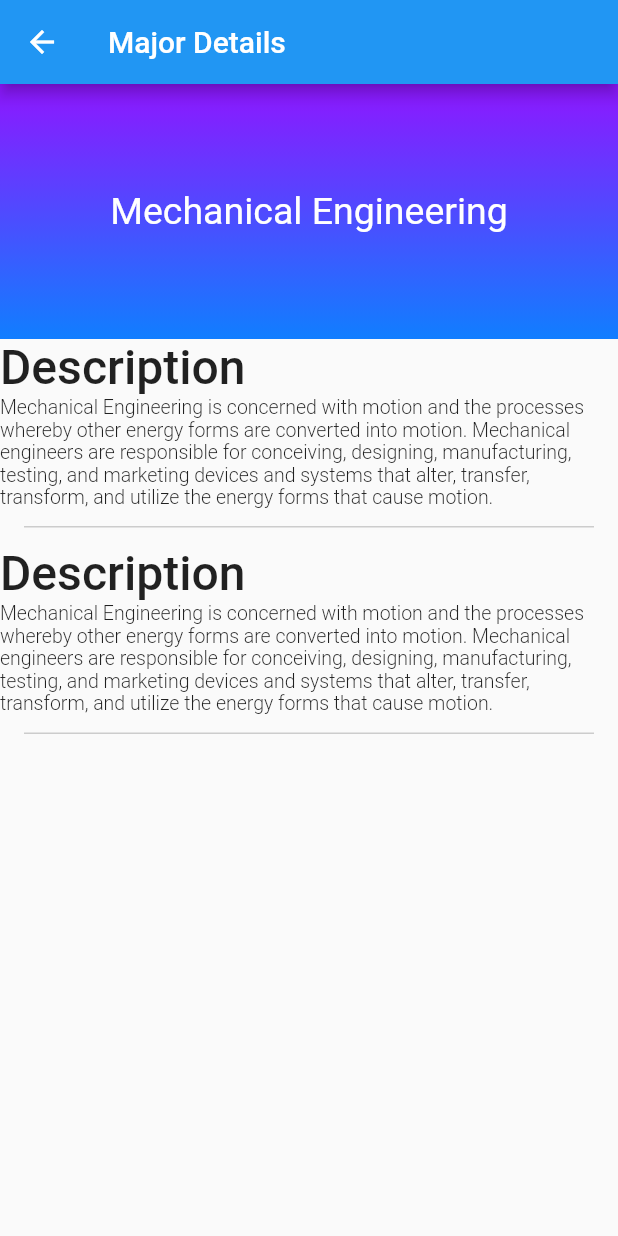
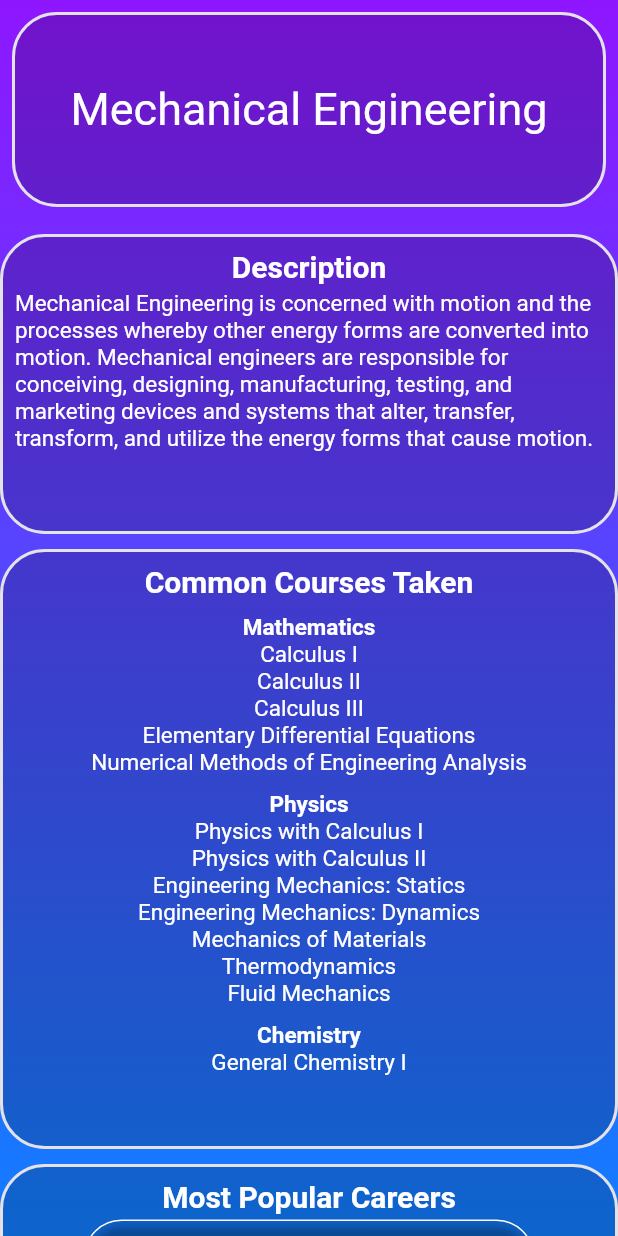
Before and after one commit to snvellozzi/cen3031_project, a Flutter app: the Results screen opened directly, after a tap on an icon or button, on a phone screen of 412 x 824 dp. Run offline on Flutter 3.47's test engine with Material 2 defaults, Android fonts, the phone set to English and light mode, and no system bars; drawn by our look-alikes of auto_size_text; our stand-ins replace get, google_fonts.

Commit message:
UI changes of score page and detailed major results page

```diff
--- /dev/null
+++ b/lib/screens/MajorResults.dart
@@ -0,0 +1,399 @@
+import 'package:flutter/material.dart';
+import 'package:get/get.dart';
+import 'package:auto_size_text/auto_size_text.dart';
+
+
+
+class MajorResults extends StatefulWidget {
+  @override
+  _MajorResultsState createState() => _MajorResultsState();
+
+}
+
+class _MajorResultsState extends State<MajorResults> {
+  @override
+  Widget build(BuildContext context) {
+
+    return Container(
+      decoration: BoxDecoration(
+          gradient: LinearGradient(
+              begin: Alignment.topCenter,
+              end: Alignment.bottomCenter,
+              colors: [
+                Color.fromRGBO(143, 22, 255, 1),
+                Color.fromRGBO(16,126,255,1),
+
+              ]
+          )
+      ),
+      child: Scaffold(
+        resizeToAvoidBottomInset: false,
+        backgroundColor: Colors.transparent,
+
+        // We use [Builder] here to use a [context] that is a descendant of [Scaffold]
+        //or else [Scaffold.of] will return null
+        body: Builder(
+          builder: (BuildContext context) => Container(
+           child: SingleChildScrollView(
+
+            child: Column(
+              mainAxisAlignment: MainAxisAlignment.center,
+              children: <Widget>[
+                 Padding(
+                  padding: const EdgeInsets.all(8.0),
+                  child: Container(
+                  width: 460,
+                    decoration: BoxDecoration(
+
+                        color: Color.fromRGBO(0, 0, 0, 0.2),
+                        border: Border.all(color: Color.fromARGB(255, 228, 225, 231), width: 2),
+                        borderRadius: BorderRadius.circular(30)),
+                        height: 130,
+                        child: Center(
+                            child: Padding(
+                              padding: const EdgeInsets.all(8.0),
+
+                              child: AutoSizeText(
+                                  "Mechanical Engineering",
+                                style: TextStyle(color: Colors.white, fontSize: 30),
+                              ),
+                            )),
+                  ),
+                ),
+
+
+              Column(
+                    crossAxisAlignment: CrossAxisAlignment.center,
+
+                    children: <Widget>[
+
+                      SizedBox(
+                        height: 10,
+                      ),
+
+                      Container(
+                        width: 460.0,
+                        decoration: BoxDecoration(
+
+                            color: Color.fromRGBO(0, 0, 0, 0.2),
+                            border: Border.all(color: Color.fromARGB(255, 228, 225, 231), width: 2),
+                            borderRadius: BorderRadius.circular(30)),
+                            height: 200,
+                            child: Center(
+                              child: Padding(
+                                padding: const EdgeInsets.all(8.0),
+
+                                child: Column(
+                                  crossAxisAlignment: CrossAxisAlignment.center,
+                                  mainAxisAlignment: MainAxisAlignment.start,
+                                  children: <Widget>[
+                                    AutoSizeText("Description",
+                                      style: TextStyle(color: Colors.white, fontSize: 20, fontWeight: FontWeight.bold),
+                                    ),
+                                    SizedBox(
+                                      height: 4,
+                                    ),
+                                    AutoSizeText("Mechanical Engineering is concerned with motion and the processes whereby other energy forms are converted into motion. Mechanical engineers are responsible for conceiving, designing, manufacturing, testing, and marketing devices and systems that alter, transfer, transform, and utilize the energy forms that cause motion.",
+                                      style: TextStyle(color: Colors.white, fontSize: 15),
+
+                                    ),
+                                  ],
+                                ),
+                              ),
+                            ),
+                      ),
+
+                      SizedBox(
+                        height: 10,
+                      ),
+
+                      Container(
+                        width: 460.0,
+                        decoration: BoxDecoration(
+
+                            color: Color.fromRGBO(0, 0, 0, 0.2),
+                            border: Border.all(color: Color.fromARGB(255, 228, 225, 231), width: 2),
+                            borderRadius: BorderRadius.circular(30)),
+                        height: 400,
+                        child: Center(
+                          child: Padding(
+                            padding: const EdgeInsets.all(8.0),
+
+                            child: Column(
+                              crossAxisAlignment: CrossAxisAlignment.center,
+                              mainAxisAlignment: MainAxisAlignment.start,
+                              children: <Widget>[
+                                AutoSizeText("Common Courses Taken",
+                                  style: TextStyle(color: Colors.white, fontSize: 20, fontWeight: FontWeight.bold),
+                                ),
+                                SizedBox(
+                                  height: 10,
+                                ),
+                                AutoSizeText("Mathematics",
+                                  style: TextStyle(color: Colors.white, fontSize: 15, fontWeight: FontWeight.bold),
+                                ),
+                                AutoSizeText("Calculus I",
+                                  style: TextStyle(color: Colors.white, fontSize: 15),
+                                ),
+                                AutoSizeText("Calculus II",
+                                  style: TextStyle(color: Colors.white, fontSize: 15),
+                                ),
+                                AutoSizeText("Calculus III",
+                                  style: TextStyle(color: Colors.white, fontSize: 15),
+                                ),
+                                AutoSizeText("Elementary Differential Equations",
+                                  style: TextStyle(color: Colors.white, fontSize: 15),
+                                ),
+                                AutoSizeText("Numerical Methods of Engineering Analysis",
+                                  style: TextStyle(color: Colors.white, fontSize: 15),
+                                ),
+                                SizedBox(
+                                  height: 10,
+                                ),
+                                AutoSizeText("Physics",
+                                  style: TextStyle(color: Colors.white, fontSize: 15, fontWeight: FontWeight.bold),
+                                ),
+                                AutoSizeText("Physics with Calculus I",
+                                  style: TextStyle(color: Colors.white, fontSize: 15),
+                                ),
+                                AutoSizeText("Physics with Calculus II",
+                                  style: TextStyle(color: Colors.white, fontSize: 15),
+                                ),
+                                AutoSizeText("Engineering Mechanics: Statics",
+                                  style: TextStyle(color: Colors.white, fontSize: 15),
+                                ),
+                                AutoSizeText("Engineering Mechanics: Dynamics",
+                                  style: TextStyle(color: Colors.white, fontSize: 15),
+                                ),
+                                AutoSizeText("Mechanics of Materials",
+                                  style: TextStyle(color: Colors.white, fontSize: 15),
+                                ),
+                                AutoSizeText("Thermodynamics",
+                                  style: TextStyle(color: Colors.white, fontSize: 15),
+                                ),
+                                AutoSizeText("Fluid Mechanics",
+                                  style: TextStyle(color: Colors.white, fontSize: 15),
+                                ),
+                                SizedBox(
+                                  height: 10,
+                                ),
+                                AutoSizeText("Chemistry",
+                                  style: TextStyle(color: Colors.white, fontSize: 15, fontWeight: FontWeight.bold),
+                                ),
+                                AutoSizeText("General Chemistry I",
+                                  style: TextStyle(color: Colors.white, fontSize: 15),
+                                ),
+
+                              ],
+                            ),
+                          ),
+                        ),
+                      ),
+
+                      SizedBox(
+                        height: 10,
+                      ),
+                      Container(
+                        width: 460.0,
+                        decoration: BoxDecoration(
+
+                            color: Color.fromRGBO(0, 0, 0, 0.2),
+                            border: Border.all(color: Color.fromARGB(255, 228, 225, 231), width: 2),
+                            borderRadius: BorderRadius.circular(30)),
+                        height: 375,
+                        child: Center(
+                          child: Padding(
+                            padding: const EdgeInsets.all(8.0),
+
+                            child: Column(
+                              crossAxisAlignment: CrossAxisAlignment.center,
+                              mainAxisAlignment: MainAxisAlignment.start,
+                              children: <Widget>[
+                                AutoSizeText("Most Popular Careers",
+                                  style: TextStyle(color: Colors.white, fontSize: 20, fontWeight: FontWeight.bold),
+                                ),
+                                SizedBox(
+                                  height: 4,
+                                ),
+                                Container(
+                                  height: 50,
+                                  width: 300,
+                                  child: RaisedButton(
+                                    shape: RoundedRectangleBorder(
+                                      borderRadius: BorderRadius.circular(25.0),
+                                      side: BorderSide(color: Color.fromRGBO(255, 255, 255, 1)),
+                                    ),
+
+                                    onPressed: () => setState(() {
+
+                                    }
+                                    ),
+                                    color: Colors.transparent,
+                                    child: Text(
+                                      "Mechanical Engineer",
+                                      style: TextStyle(color: Colors.white),
+                                    ),
+                                  ),
+                                ),
+                                SizedBox(
+                                  height: 10,
+                                ),
+                                Container(
+                                  height: 50,
+                                  width: 300,
+                                  child: RaisedButton(
+                                    shape: RoundedRectangleBorder(
+                                      borderRadius: BorderRadius.circular(25.0),
+                                      side: BorderSide(color: Color.fromRGBO(255, 255, 255, 1)),
+                                    ),
+
+                                    onPressed: () => setState(() {
+
+                                    }
+                                    ),
+                                    color: Colors.transparent,
+                                    child: Text(
+                                      "Aerospace Engineer",
+                                      style: TextStyle(color: Colors.white),
+                                    ),
+                                  ),
+                                ),
+                                SizedBox(
+                                  height: 10,
+                                ),
+                                Container(
+                                  height: 50,
+                                  width: 300,
+                                  child: RaisedButton(
+                                    shape: RoundedRectangleBorder(
+                                      borderRadius: BorderRadius.circular(25.0),
+                                      side: BorderSide(color: Color.fromRGBO(255, 255, 255, 1)),
+                                    ),
+
+                                    onPressed: () => setState(() {
+
+                                    }
+                                    ),
+                                    color: Colors.transparent,
+                                    child: Text(
+                                      "Automotive Engineer",
+                                      style: TextStyle(color: Colors.white),
+                                    ),
+                                  ),
+                                ),
+                                SizedBox(
+                                  height: 10,
+                                ),
+                                Container(
+                                  height: 50,
+                                  width: 300,
+                                  child: RaisedButton(
+                                    shape: RoundedRectangleBorder(
+                                      borderRadius: BorderRadius.circular(25.0),
+                                      side: BorderSide(color: Color.fromRGBO(255, 255, 255, 1)),
+                                    ),
+
+                                    onPressed: () => setState(() {
+
+                                    }
+                                    ),
+                                    color: Colors.transparent,
+                                    child: Text(
+                                      "Civil Engineer",
+                                      style: TextStyle(color: Colors.white),
+                                    ),
+                                  ),
+                                ),
+                                SizedBox(
+                                  height: 10,
+                                ),
+                                Container(
+                                  height: 50,
+                                  width: 300,
+                                  child: RaisedButton(
+                                    shape: RoundedRectangleBorder(
+                                      borderRadius: BorderRadius.circular(25.0),
+                                      side: BorderSide(color: Color.fromRGBO(255, 255, 255, 1)),
+                                    ),
+
+                                    onPressed: () => setState(() {
+
+                                    }
+                                    ),
+                                    color: Colors.transparent,
+                                    child: Text(
+                                      "Nuclear Engineer",
+                                      style: TextStyle(color: Colors.white),
+                                    ),
+                                  ),
+                                ),
+
+                              ],
+                            ),
+                          ),
+                        ),
+                      ),
+
+                      SizedBox(
+                        height: 10,
+                      ),
+
+                      Row(
+                          crossAxisAlignment: CrossAxisAlignment.center,
+                          children: <Widget>[
+                            Container(
+                              width: 100.0,
+                              height: 50.0,
+                              child: RaisedButton(
+                                shape: RoundedRectangleBorder(
+                                  borderRadius: BorderRadius.circular(25.0),
+                                  side: BorderSide(color: Color.fromRGBO(255, 255, 255, 1)),
+                                ),
+                                onPressed: (){
+
+                                } ,
+                                color: Colors.transparent,
+                                child: Icon(
+                                  Icons.arrow_back,
+                                  color: Colors.white,
+                                ),
+                              ),
+                            ),
+                            SizedBox(
+                              width: 210,
+                            ),
+                            Container(
+                                width: 100.0,
+                                height: 50.0,
+                                child: RaisedButton(
+                                  shape: RoundedRectangleBorder(
+                                    borderRadius: BorderRadius.circular(25.0),
+                                    side: BorderSide(color: Color.fromRGBO(255, 255, 255, 1)),
+                                  ),
+                                  color: Colors.transparent,
+                                  onPressed: () {
+
+                                  },
+                                  child: Icon(
+                                    Icons.arrow_forward,
+                                    color: Colors.white,
+                                  ),
+                                )
+                            ),
+                          ]),
+
+                    ]),
+
+              ],
+
+            ),
+
+
+          ),
+          ),
+
+        ),
+      ),
+    );
+  }
+}
--- a/pubspec.yaml
+++ b/pubspec.yaml
@@ -36,7 +36,7 @@ dependencies:
   # The following adds the Cupertino Icons font to your application.
   # Use with the CupertinoIcons class for iOS style icons.
   cupertino_icons: ^1.0.2
-
+  auto_size_text: ^3.0.0
 dev_dependencies:
   flutter_test:
     sdk: flutter
```
Also changed, not shown: lib/screens/ScoreScreen.dart (+76 -29 lines), lib/screens/results.dart (+52 -21 lines), pubspec.lock, 1 other file.
